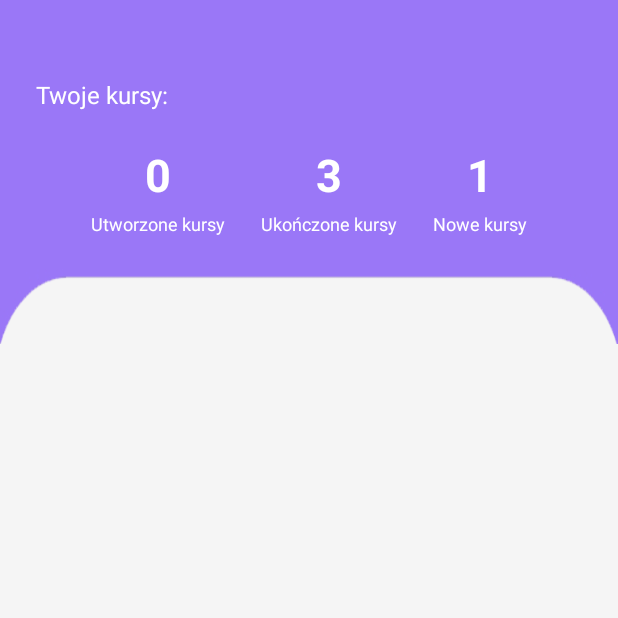
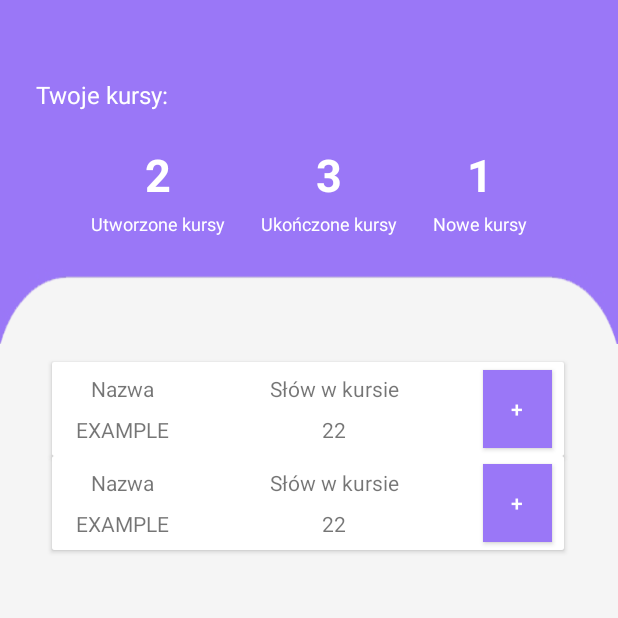
Before and after one commit to masslany/-PAdTM-Langusta, an Android app: the CourseListFragment screen opened through its navigation route, on a phone screen of 412 x 824 dp, the top half of it. Run offline under Robolectric (Android 15) with nearby library versions, the light colour scheme and no system bars; our stand-ins replace Room's generated code.

Commit message:
add dummy course to db on fragment create
it is used to populate db as we don't have add course implementation yet

```diff
--- a/app/build.gradle
+++ b/app/build.gradle
@@ -64,6 +64,7 @@ dependencies {
     def lifecycle_version = "2.2.0"
     implementation "androidx.lifecycle:lifecycle-extensions:$lifecycle_version"
     implementation "androidx.lifecycle:lifecycle-viewmodel-ktx:$lifecycle_version"
+    implementation "androidx.lifecycle:lifecycle-runtime-ktx:2.2.0"
     kapt "androidx.lifecycle:lifecycle-compiler:$lifecycle_version"
 
     // Glide
--- a/app/src/main/java/com/example/mobilne_projekt/ui/CourseListFragment.kt
+++ b/app/src/main/java/com/example/mobilne_projekt/ui/CourseListFragment.kt
@@ -8,6 +8,7 @@ import android.view.View
 import android.view.ViewGroup
 import androidx.lifecycle.Observer
 import androidx.lifecycle.ViewModelProvider
+import androidx.lifecycle.lifecycleScope
 import androidx.recyclerview.widget.LinearLayoutManager
 import com.example.mobilne_projekt.MainActivity
 
@@ -20,6 +21,8 @@ import com.example.mobilne_projekt.data.db.entity.Course
 import com.example.mobilne_projekt.data.db.entity.Word
 import kotlinx.android.synthetic.main.course_list_fragment.*
 import kotlinx.android.synthetic.main.list_statistics.*
+import kotlinx.coroutines.GlobalScope
+import kotlinx.coroutines.launch
 
 class CourseListFragment : Fragment() {
 
@@ -46,6 +49,13 @@ class CourseListFragment : Fragment() {
         courseListRecycleView.adapter = adapter
         courseListRecycleView.layoutManager = LinearLayoutManager(mContext)
 
+        val course = Course("EXAMPLE", emptyList<Word>())
+            lifecycleScope.launch {
+            val database = FlashcardsDatabase.getDatabase(mContext);
+            val courseDao = database.courseDao()
+            courseDao.insert(course)
+        }
+
         viewModel.allCourses.observe(viewLifecycleOwner, Observer { courses ->
             courses.let {adapter.setCourses(it)}
         })
```
